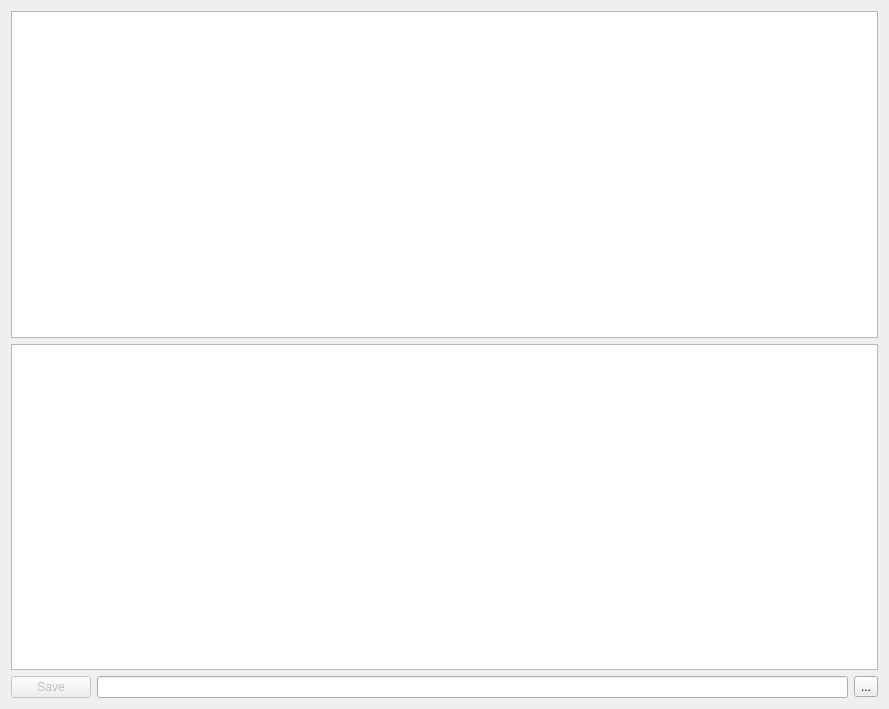
This is entity.ui in AndK3d/Python as Qt 5 draws it before an edit. The edited form follows.
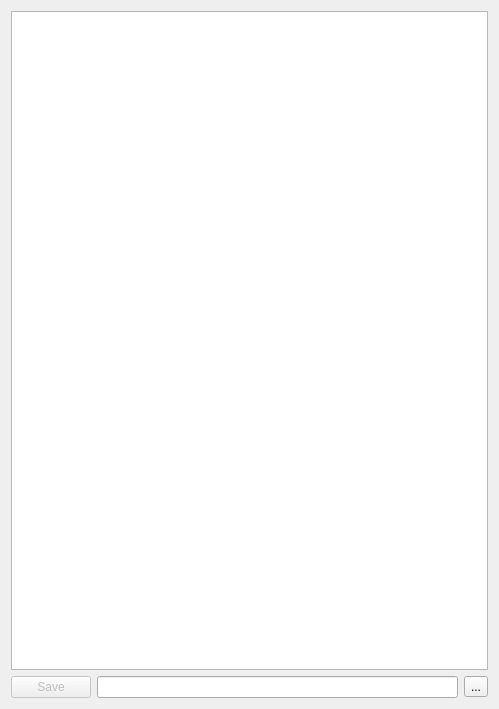
This is the edited form.

```diff
--- a/entity.ui
+++ b/entity.ui
@@ -6,7 +6,7 @@
    <rect>
     <x>0</x>
     <y>0</y>
-    <width>889</width>
+    <width>499</width>
     <height>709</height>
    </rect>
   </property>
@@ -25,22 +25,6 @@
      <property name="sizeConstraint">
       <enum>QLayout::SetDefaultConstraint</enum>
      </property>
-     <item>
-      <widget class="QTableWidget" name="tableWidget">
-       <property name="sizePolicy">
-        <sizepolicy hsizetype="Expanding" vsizetype="Expanding">
-         <horstretch>0</horstretch>
-         <verstretch>0</verstretch>
-        </sizepolicy>
-       </property>
-       <property name="rowCount">
-        <number>0</number>
-       </property>
-       <property name="columnCount">
-        <number>0</number>
-       </property>
-      </widget>
-     </item>
      <item>
       <widget class="QTreeView" name="treeview"/>
      </item>
```
